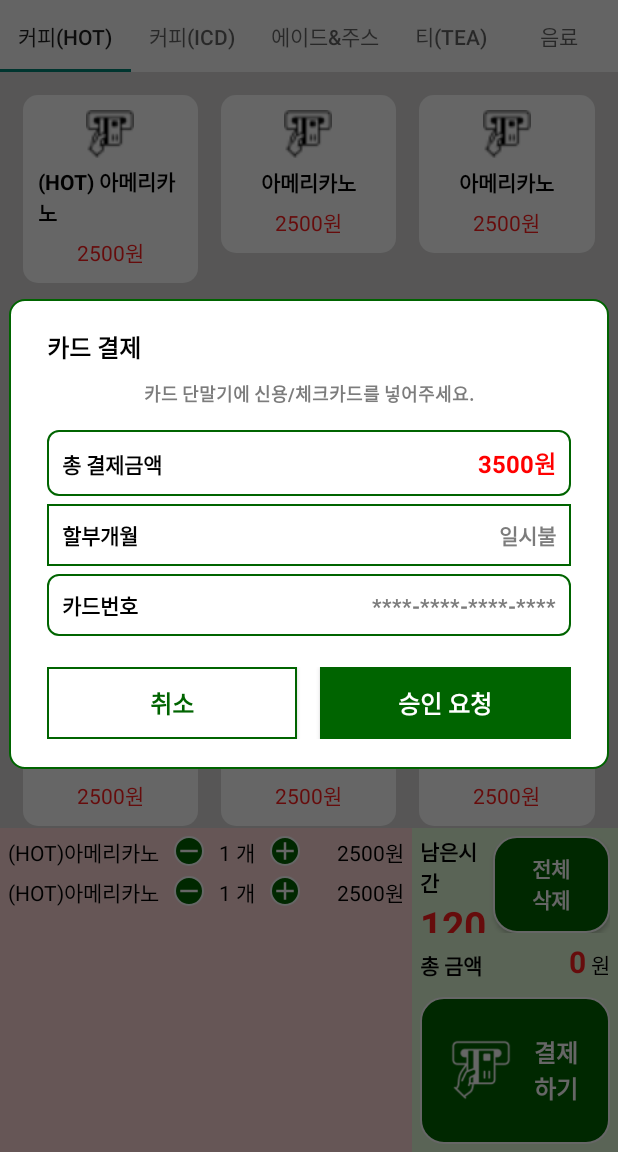
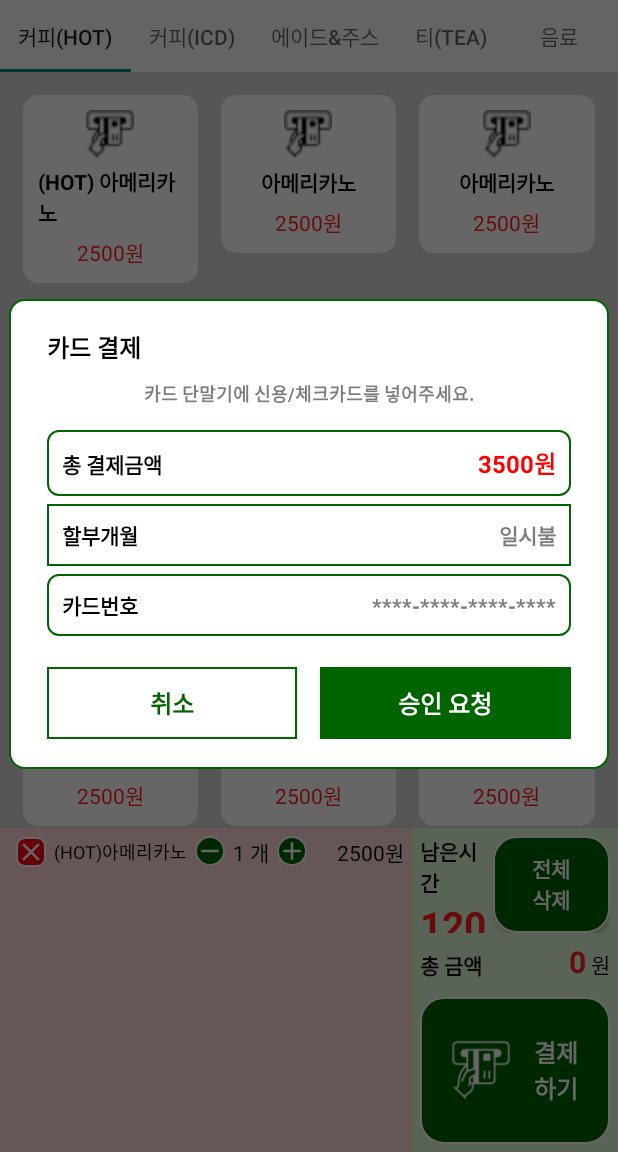
Before and after one commit to yjlee9909/Kiosk_prj, an Android app: the screen it shows after launch (MainActivity), after a tap on an icon or button, on a phone screen of 412 x 824 dp, the part 84-1236 px from its top. Run offline under Robolectric (Android 15) with nearby library versions, the phone set to English and light mode, and no system bars; 2 other taps on this screen came first.

Commit message:
xml 기본 구성

```diff
--- a/app/src/main/java/com/androidexlyj/lyj_kiosk/optionDialog.kt
+++ b/app/src/main/java/com/androidexlyj/lyj_kiosk/optionDialog.kt
@@ -7,6 +7,7 @@
 import android.view.*
 import android.widget.Button
 import android.widget.LinearLayout
+import android.widget.Toast
 import androidx.fragment.app.DialogFragment
 
 class optionDialog : DialogFragment() {
@@ -36,6 +37,7 @@
         }
 
         lyj_optionCart.setOnClickListener {
+            Toast.makeText(context,"주문이 담겼습니다.", Toast.LENGTH_SHORT).show()
             dismiss()
         }
 
--- a/app/src/main/java/com/androidexlyj/lyj_kiosk/payCardDialog.kt
+++ b/app/src/main/java/com/androidexlyj/lyj_kiosk/payCardDialog.kt
@@ -18,7 +18,7 @@
         savedInstanceState: Bundle?
     ): View? {
         val view = inflater.inflate(R.layout.dialog_card, container, false)
-        /*val lyj_optionDel = view.findViewById<Button>(R.id.lyj_o*//**//*ptionDel)*/
+        val lyj_cancelBtn = view.findViewById<Button>(R.id.lyj_cancelBtn)
         val lyj_approveBtn = view.findViewById<Button>(R.id.lyj_approveBtn)
 
         val params: WindowManager.LayoutParams = dialog?.window?.attributes as WindowManager.LayoutParams
@@ -31,9 +31,9 @@
 
 
 
-        /*lyj_optionDel.setOnClickListener {
+        lyj_cancelBtn.setOnClickListener {
             dismiss()
-        }*/
+        }
 
     lyj_approveBtn.setOnClickListener {
             dismiss()
--- /dev/null
+++ b/app/src/main/res/drawable/delete.xml
@@ -0,0 +1,5 @@
+<vector android:height="24dp" android:tint="#FFFFFF"
+    android:viewportHeight="24" android:viewportWidth="24"
+    android:width="24dp" xmlns:android="http://schemas.android.com/apk/res/android">
+    <path android:fillColor="@android:color/white" android:pathData="M19,6.41L17.59,5 12,10.59 6.41,5 5,6.41 10.59,12 5,17.59 6.41,19 12,13.41 17.59,19 19,17.59 13.41,12z"/>
+</vector>
--- /dev/null
+++ b/app/src/main/res/drawable/round_button2.xml
@@ -0,0 +1,10 @@
+<?xml version="1.0" encoding="utf-8"?>
+<shape xmlns:android="http://schemas.android.com/apk/res/android">
+
+    <solid android:color="#FF0014" />
+    <stroke
+        android:width="1dp"
+        android:color="@color/white" />
+    <corners
+        android:radius="5dp"/>
+</shape>
--- a/app/src/main/res/layout/activity_main.xml
+++ b/app/src/main/res/layout/activity_main.xml
@@ -88,18 +88,29 @@
                             android:layout_height="wrap_content"
                             android:layout_marginBottom="5dp">
 
+                            <ImageButton
+                                android:layout_width="20dp"
+                                android:layout_height="20dp"
+                                android:layout_marginLeft="5dp"
+                                android:layout_marginRight="5dp"
+                                android:background="@drawable/round_button2"
+                                android:scaleType="fitCenter"
+                                android:layout_gravity="center"
+                                android:src="@drawable/delete" />
+
                             <TextView
                                 android:layout_width="wrap_content"
                                 android:layout_height="wrap_content"
                                 android:text="(HOT)아메리카노"
                                 android:textColor="@color/black"
-                                android:textSize="14dp" />
+                                android:layout_gravity="center"
+                                android:textSize="12dp" />
 
                             <ImageButton
                                 android:layout_width="20dp"
                                 android:layout_height="20dp"
-                                android:layout_marginLeft="10dp"
-                                android:layout_marginRight="10dp"
+                                android:layout_marginLeft="5dp"
+                                android:layout_marginRight="5dp"
                                 android:background="@drawable/round_button"
                                 android:scaleType="fitCenter"
                                 android:src="@drawable/minus" />
@@ -114,8 +125,8 @@
                             <ImageButton
                                 android:layout_width="20dp"
                                 android:layout_height="20dp"
-                                android:layout_marginLeft="10dp"
-                                android:layout_marginRight="10dp"
+                                android:layout_marginLeft="5dp"
+                                android:layout_marginRight="5dp"
                                 android:background="@drawable/round_button"
                                 android:scaleType="fitCenter"
                                 android:src="@drawable/add" />
@@ -128,54 +139,6 @@
                                 android:textColor="@color/black"
                                 android:textSize="14dp" />
                         </LinearLayout>
-
-
-                        <LinearLayout
-                            android:layout_width="match_parent"
-                            android:layout_height="wrap_content"
-                            android:layout_marginBottom="5dp">
-
-                            <TextView
-                                android:layout_width="wrap_content"
-                                android:layout_height="wrap_content"
-                                android:text="(HOT)아메리카노"
-                                android:textColor="@color/black"
-                                android:textSize="14dp" />
-
-                            <ImageButton
-                                android:layout_width="20dp"
-                                android:layout_height="20dp"
-                                android:layout_marginLeft="10dp"
-                                android:layout_marginRight="10dp"
-                                android:background="@drawable/round_button"
-                                android:scaleType="fitCenter"
-                                android:src="@drawable/minus" />
-
-                            <TextView
-                                android:layout_width="wrap_content"
-                                android:layout_height="wrap_content"
-                                android:text="1 개"
-                                android:textColor="@color/black"
-                                android:textSize="14dp" />
-
-                            <ImageButton
-                                android:layout_width="20dp"
-                                android:layout_height="20dp"
-                                android:layout_marginLeft="10dp"
-                                android:layout_marginRight="10dp"
-                                android:background="@drawable/round_button"
-                                android:scaleType="fitCenter"
-                                android:src="@drawable/add" />
-
-                            <TextView
-                                android:layout_width="match_parent"
-                                android:layout_height="wrap_content"
-                                android:gravity="end"
-                                android:text="2500원"
-                                android:textColor="@color/black"
-                                android:textSize="14dp" />
-                        </LinearLayout>
-
 
                     </LinearLayout>
 
--- a/app/src/main/res/layout/dialog_card.xml
+++ b/app/src/main/res/layout/dialog_card.xml
@@ -141,7 +141,7 @@
         android:paddingLeft="5dp"
         android:paddingRight="5dp">
         <Button
-            android:id="@+id/lyj_optionDel"
+            android:id="@+id/lyj_cancelBtn"
             android:layout_width="0dp"
             android:layout_weight="1"
             android:layout_height="wrap_content"
--- a/app/src/main/res/layout/dialog_option_menu.xml
+++ b/app/src/main/res/layout/dialog_option_menu.xml
@@ -38,6 +38,7 @@
         android:layout_marginBottom="5dp"
         android:orientation="horizontal">
         <ImageView
+            android:id="@+id/lyj_optionMenuImg"
             android:layout_width="wrap_content"
             android:layout_height="wrap_content"
             android:background="@drawable/card_payment"
@@ -50,6 +51,7 @@
             android:layout_height="wrap_content"
             android:orientation="vertical">
             <TextView
+                android:id="@+id/lyj_optionMenuName"
                 android:layout_width="match_parent"
                 android:layout_height="wrap_content"
                 android:layout_marginTop="5dp"
@@ -60,6 +62,7 @@
                 android:textStyle="bold" />
 
             <TextView
+                android:id="@+id/lyj_optionMenuPrice"
                 android:layout_width="match_parent"
                 android:layout_height="wrap_content"
                 android:text="2500원"
```
